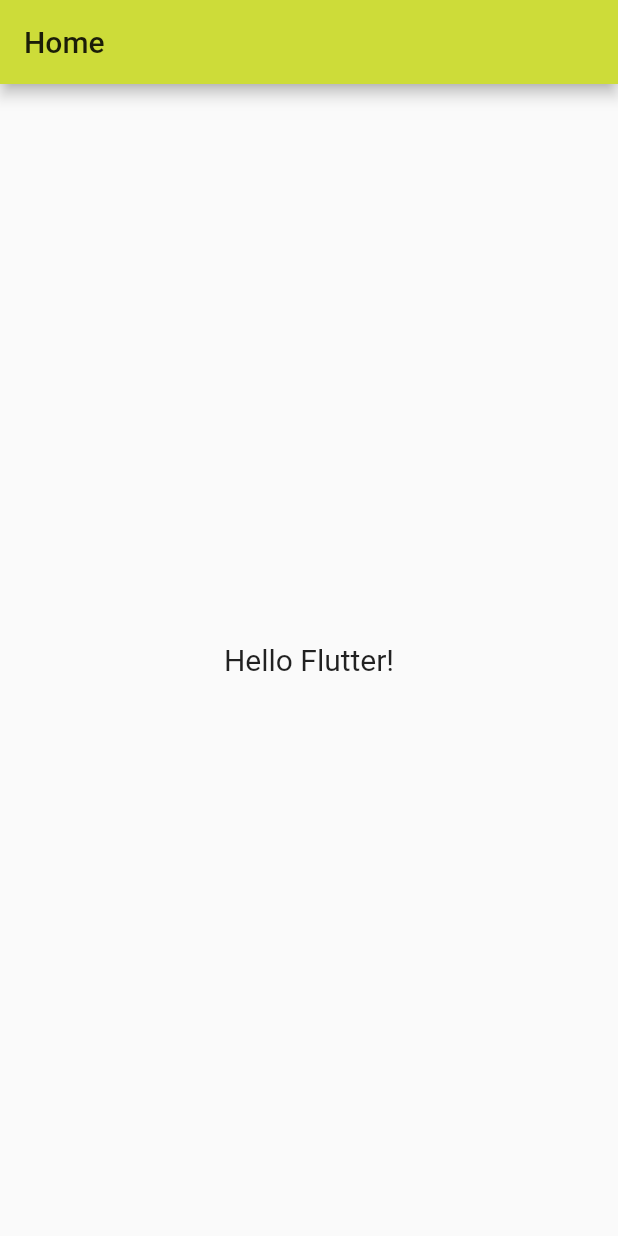
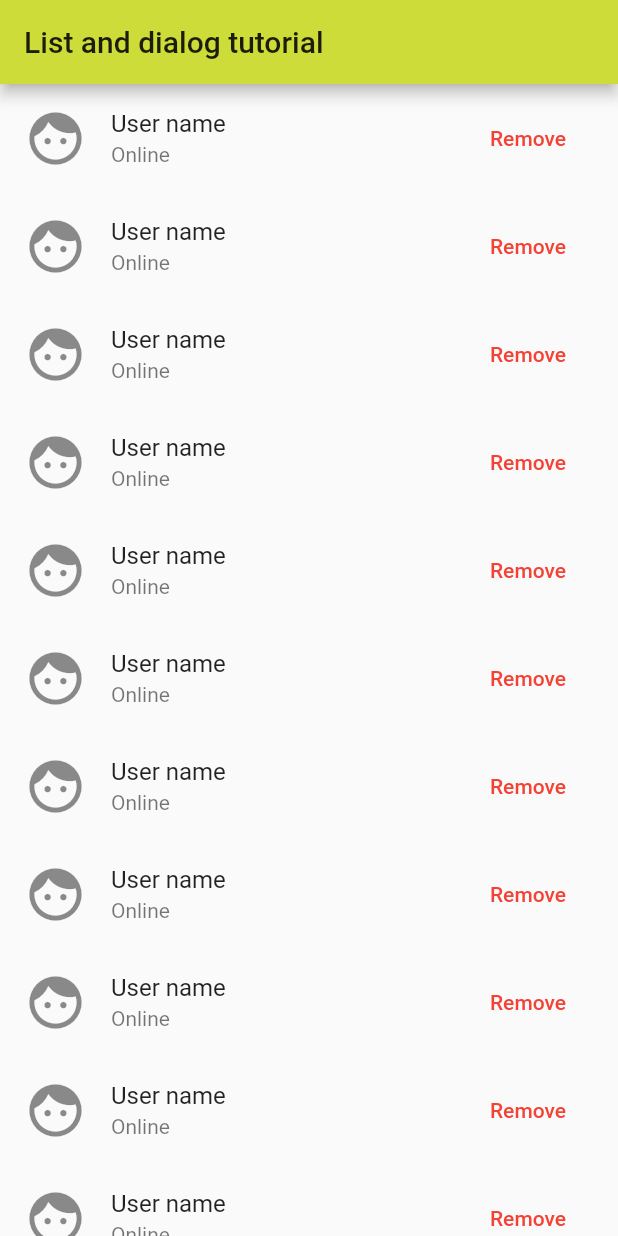
Before and after one commit to VijayGanganapalli/yogan, a Flutter app: the screen it shows after launch, on a phone screen of 412 x 824 dp. Run offline on Flutter 3.47's test engine with Material 2 defaults, Android fonts, the phone set to English and light mode, and no system bars.

Commit message:
list and dialog

```diff
--- a/flutter_tutorial/lib/main.dart
+++ b/flutter_tutorial/lib/main.dart
@@ -1,5 +1,5 @@
 import 'package:flutter/material.dart';
-import './screens/home_screen.dart';
+import './screens/list_dialog_screen.dart';
 
 void main() => runApp(MyApp());
 
@@ -11,7 +11,7 @@ class MyApp extends StatelessWidget {
       theme: ThemeData(
         primarySwatch: Colors.lime
       ),
-      home: HomeScreen(),
+      home: ListAndDialogScreen(),
     );
   }
 }
--- /dev/null
+++ b/flutter_tutorial/lib/screens/list_dialog_screen.dart
@@ -0,0 +1,67 @@
+import 'dart:async';
+
+import 'package:flutter/material.dart';
+
+class ListAndDialogScreen extends StatefulWidget {
+  @override
+  _ListAndDialogScreenState createState() => _ListAndDialogScreenState();
+}
+
+class _ListAndDialogScreenState extends State<ListAndDialogScreen> {
+  @override
+  Widget build(BuildContext context) {
+    return Scaffold(
+      appBar: AppBar(
+        title: Text("List and dialog tutorial"),
+      ),
+      body: buildList(),
+    );
+  }
+
+  Widget buildList() {
+    return ListView.builder(
+      itemBuilder: (context, index) {
+        return ListTile(
+          leading: Icon(Icons.face, size: 42.0,),
+          title: Text("User name"),
+          subtitle: Text("Online"),
+          trailing: FlatButton(
+              child: Text(
+                "Remove",
+                style: TextStyle(color: Colors.red),
+              ),
+              onPressed: () {
+                buildRemoveAlertDialog(context).then((value) {
+                  debugPrint("Value is $value");
+                });
+              }),
+        );
+      },
+    );
+  }
+
+  Future<bool> buildRemoveAlertDialog(context) {
+    return showDialog(
+        context: context,
+        barrierDismissible: false,
+        builder: (context) {
+          return AlertDialog(
+            title: Text("Are you sure ?"),
+            actions: <Widget>[
+              FlatButton(
+                child: Text("Cancel"),
+                onPressed: () {
+                  Navigator.of(context).pop(false);
+                },
+              ),
+              FlatButton(
+                child: Text("Ok"),
+                onPressed: () {
+                  Navigator.of(context).pop(true);
+                },
+              ),
+            ],
+          );
+        });
+  }
+}
```
